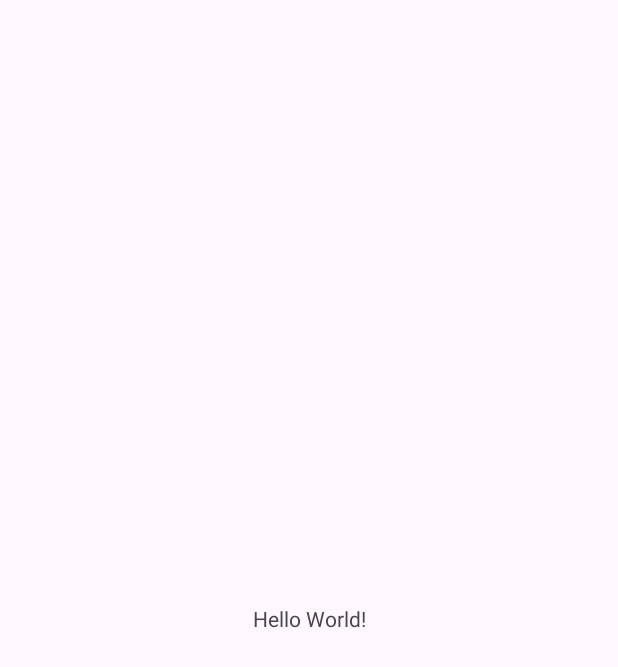
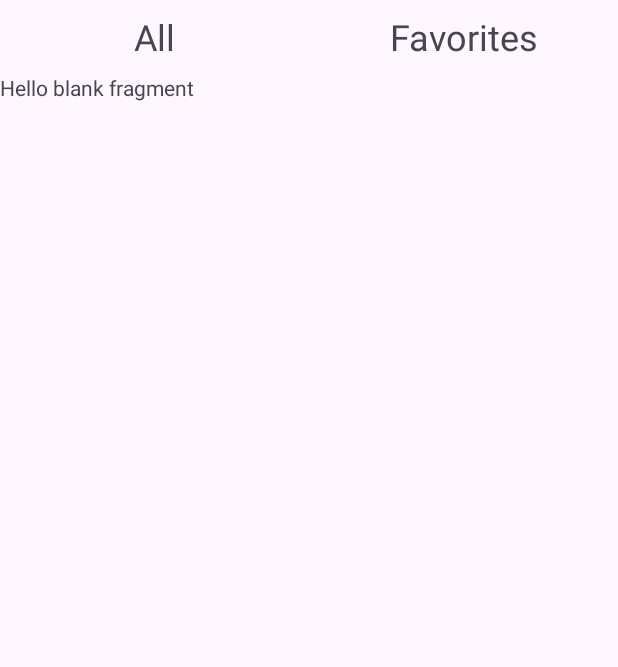
Before and after one commit to cooper-73/CasosCovidUS, an Android app: the screen it shows after launch (MainActivity), on a phone screen of 412 x 824 dp. Before the commit the part shown is almost empty. Shown: the top 667 px of the screen. Run offline under Robolectric (Android 15) with nearby library versions, the phone set to English and light mode, and no system bars.

Commit message:
Main Activity UI started

```diff
--- a/app/src/main/java/com/example/casoscovidus/MainActivity.kt
+++ b/app/src/main/java/com/example/casoscovidus/MainActivity.kt
@@ -2,10 +2,15 @@ package com.example.casoscovidus
 
 import androidx.appcompat.app.AppCompatActivity
 import android.os.Bundle
+import com.example.casoscovidus.ui.fragments.ListFragment
 
 class MainActivity : AppCompatActivity() {
+
+    private val fragment = ListFragment.newInstance()
     override fun onCreate(savedInstanceState: Bundle?) {
         super.onCreate(savedInstanceState)
         setContentView(R.layout.activity_main)
+
+        supportFragmentManager.beginTransaction().add(R.id.fl_container, fragment).commit()
     }
 }
--- /dev/null
+++ b/app/src/main/java/com/example/casoscovidus/ui/fragments/ListFragment.kt
@@ -0,0 +1,23 @@
+package com.example.casoscovidus.ui.fragments
+
+import android.os.Bundle
+import androidx.fragment.app.Fragment
+import android.view.LayoutInflater
+import android.view.View
+import android.view.ViewGroup
+import com.example.casoscovidus.R
+
+class ListFragment : Fragment() {
+
+    override fun onCreateView(
+        inflater: LayoutInflater, container: ViewGroup?,
+        savedInstanceState: Bundle?
+    ): View? {
+        return inflater.inflate(R.layout.fragment_list, container, false)
+    }
+
+    companion object {
+        @JvmStatic
+        fun newInstance() = ListFragment()
+    }
+}
--- a/app/src/main/res/layout/activity_main.xml
+++ b/app/src/main/res/layout/activity_main.xml
@@ -7,12 +7,38 @@
     tools:context=".MainActivity">
 
     <TextView
-        android:layout_width="wrap_content"
+        android:id="@+id/tv_all_list"
+        android:layout_width="0dp"
         android:layout_height="wrap_content"
-        android:text="Hello World!"
+        android:gravity="center"
+        android:padding="8dp"
+        android:text="@string/main_all_option"
+        android:textSize="24sp"
+        app:layout_constraintBottom_toTopOf="@id/fl_container"
+        app:layout_constraintEnd_toStartOf="@id/tv_favorite_list"
+        app:layout_constraintStart_toStartOf="parent"
+        app:layout_constraintTop_toTopOf="parent" />
+
+    <TextView
+        android:id="@+id/tv_favorite_list"
+        android:layout_width="0dp"
+        android:layout_height="wrap_content"
+        android:gravity="center"
+        android:padding="8dp"
+        android:text="@string/main_favorites_option"
+        android:textSize="24sp"
+        app:layout_constraintBottom_toTopOf="@id/fl_container"
+        app:layout_constraintEnd_toEndOf="parent"
+        app:layout_constraintStart_toEndOf="@id/tv_all_list"
+        app:layout_constraintTop_toTopOf="parent" />
+
+    <FrameLayout
+        android:id="@+id/fl_container"
+        android:layout_width="match_parent"
+        android:layout_height="0dp"
         app:layout_constraintBottom_toBottomOf="parent"
         app:layout_constraintEnd_toEndOf="parent"
         app:layout_constraintStart_toStartOf="parent"
-        app:layout_constraintTop_toTopOf="parent" />
+        app:layout_constraintTop_toBottomOf="@id/tv_all_list" />
 
 </androidx.constraintlayout.widget.ConstraintLayout>
--- /dev/null
+++ b/app/src/main/res/layout/fragment_list.xml
@@ -0,0 +1,13 @@
+<?xml version="1.0" encoding="utf-8"?>
+<FrameLayout xmlns:android="http://schemas.android.com/apk/res/android"
+    xmlns:tools="http://schemas.android.com/tools"
+    android:layout_width="match_parent"
+    android:layout_height="match_parent"
+    tools:context=".ui.fragments.ListFragment">
+
+    <TextView
+        android:layout_width="match_parent"
+        android:layout_height="match_parent"
+        android:text="@string/hello_blank_fragment" />
+
+</FrameLayout>
--- a/app/src/main/res/values/strings.xml
+++ b/app/src/main/res/values/strings.xml
@@ -1,3 +1,7 @@
 <resources>
     <string name="app_name">Casos Covid US</string>
+    <string name="hello_blank_fragment">Hello blank fragment</string>
+    <!--    Main Activity-->
+    <string name="main_all_option">All</string>
+    <string name="main_favorites_option">Favorites</string>
 </resources>
```
